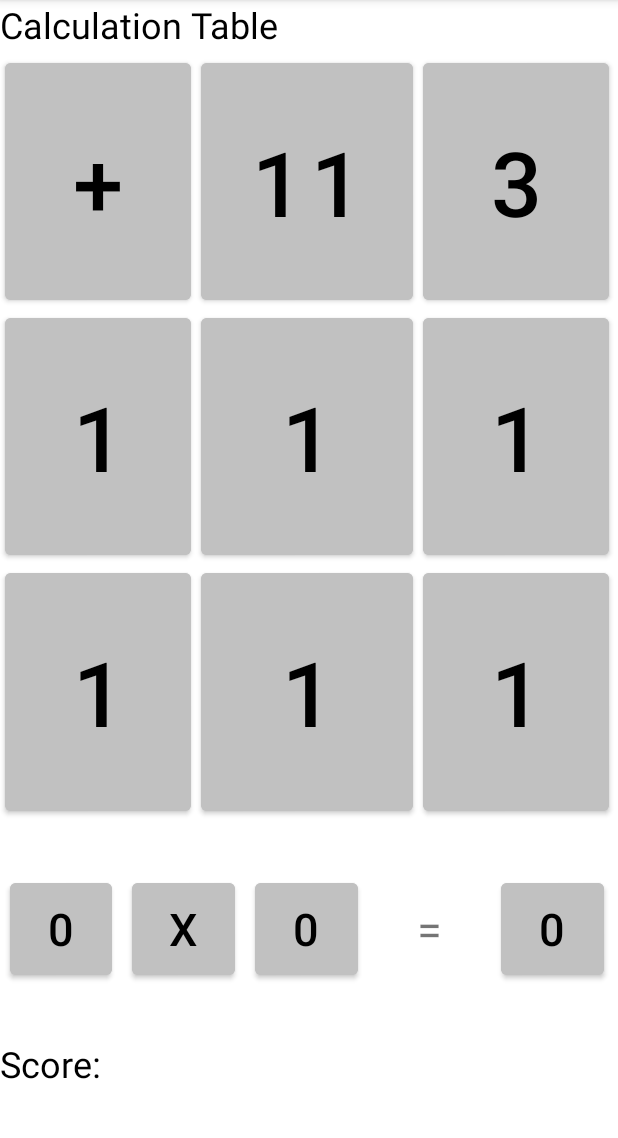
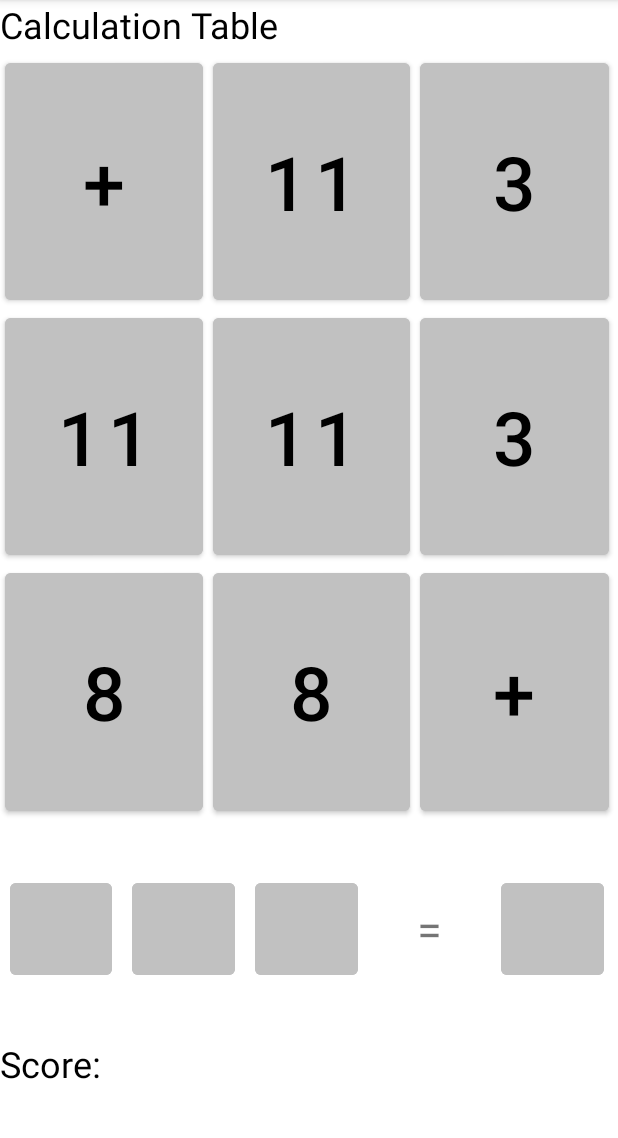
Before and after one commit to Herophillix/calculation-matrix, an Android app: the screen it shows after launch (MainActivity), on a phone screen of 412 x 824 dp, the part 84-1222 px from its top. Run offline under Robolectric (Android 15) with nearby library versions, the phone set to English and light mode, and no system bars.

Commit message:
Integrate Buttons and GameManager

```diff
--- /dev/null
+++ b/app/src/main/java/com/example/calculationmatrix/EquationButton.java
@@ -0,0 +1,43 @@
+package com.example.calculationmatrix;
+
+import android.util.Log;
+import android.view.View;
+import android.widget.Button;
+
+public class EquationButton {
+    private Button button;
+    private GridButton occupyingGridButton;
+
+    public EquationButton(Button button)
+    {
+        this.button = button;
+        button.setText("");
+        button.setOnClickListener(new View.OnClickListener() {
+            @Override
+            public void onClick(View view) {
+                RemoveOccupyingButton();
+            }
+        });
+        button.setEnabled(false);
+        occupyingGridButton = null;
+    }
+
+    public void SetOccupyingButton(GridButton gridButton)
+    {
+        occupyingGridButton = gridButton;
+        this.button.setText(gridButton.GetButton().getText());
+        this.button.setEnabled(true);
+    }
+
+    public void RemoveOccupyingButton()
+    {
+        occupyingGridButton = null;
+        this.button.setText("");
+        this.button.setEnabled(false);
+    }
+
+    public boolean IsOccupied()
+    {
+        return occupyingGridButton != null;
+    }
+}
--- a/app/src/main/java/com/example/calculationmatrix/equation/EquationMaker.java
+++ b/app/src/main/java/com/example/calculationmatrix/EquationManager.java
@@ -1,8 +1,8 @@
-package com.example.calculationmatrix.equation;
+package com.example.calculationmatrix;
 
 import java.util.Random;
 
-public class EquationMaker {
+public class EquationManager {
     public String[] CreateEquation(int lowerBound, int upperBound)
     {
         Random rand = new Random();
--- a/app/src/main/java/com/example/calculationmatrix/GameManager.java
+++ b/app/src/main/java/com/example/calculationmatrix/GameManager.java
@@ -1,29 +1,25 @@
 package com.example.calculationmatrix;
-
-import com.example.calculationmatrix.equation.EquationMaker;
-import com.example.calculationmatrix.grid.Grid;
 
 import java.util.Random;
 
 public class GameManager {
-    private Grid[][] grids;
+    private GridButton[][] gridButtons;
 
     public GameManager(int h, int v, int numOfEquations)
     {
-        grids = new Grid[h][v];
+        gridButtons = new GridButton[h][v];
         for(int i = 0; i < h; ++i)
         {
             for(int j = 0; j < v; ++j)
             {
-                Grid grid = new Grid();
-                grids[i][j] = grid;
+                GridButton gridButton = new GridButton();
+                gridButtons[i][j] = gridButton;
             }
         }
 
-        EquationMaker eq = new EquationMaker();
+        EquationManager eq = new EquationManager();
         Random rand = new Random();
-        int horizontalSize = grids.length;
-        int verticalSize = grids[0].length;
+        int index = 0;
 
         for(int i = 0; i < numOfEquations; ++i)
         {
@@ -34,10 +30,10 @@ public class GameManager {
                 while(!isGridSmallest)
                 {
                     int smallestIndex = GetLowestIndex();
-                    Grid randomGrid = grids[rand.nextInt(h)][rand.nextInt(v)];
-                    if (randomGrid.GetValuesIndex() == smallestIndex)
+                    GridButton randomGridButton = gridButtons[rand.nextInt(h)][rand.nextInt(v)];
+                    if (randomGridButton.GetValuesIndex() == smallestIndex)
                     {
-                        randomGrid.AddValue(value);
+                        randomGridButton.AddValue(value);
                         isGridSmallest = true;
                     }
                 }
@@ -48,11 +44,11 @@ public class GameManager {
     private int GetLowestIndex()
     {
         int smallest = -1;
-        for(int i = 0; i < grids.length; ++i)
+        for(int i = 0; i < gridButtons.length; ++i)
         {
-            for(int j = 0; j < grids[i].length; ++j)
+            for(int j = 0; j < gridButtons[i].length; ++j)
             {
-                int index = grids[i][j].GetValuesIndex();
+                int index = gridButtons[i][j].GetValuesIndex();
                 if(index < smallest || smallest == -1)
                 {
                     smallest = index;
@@ -62,8 +58,8 @@ public class GameManager {
         return smallest;
     }
 
-    public Grid GetGrid(int x, int y)
+    public GridButton GetGrid(int x, int y)
     {
-        return grids[x][y];
+        return gridButtons[x][y];
     }
 }
--- /dev/null
+++ b/app/src/main/java/com/example/calculationmatrix/GridButton.java
@@ -0,0 +1,56 @@
+package com.example.calculationmatrix;
+
+import android.widget.Button;
+
+import java.util.ArrayList;
+
+public class GridButton {
+    private ArrayList<String> values;
+    private int currentIndex;
+    private Button button;
+
+    public GridButton()
+    {
+        values = new ArrayList<String>();
+        currentIndex = -1;
+    }
+
+    public void SetButton(Button button)
+    {
+        this.button = button;
+        button.setText(values.get(values.size() - 1));
+    }
+
+    public Button GetButton()
+    {
+        return button;
+    }
+
+    public void AddValue(String value)
+    {
+        values.add(value);
+        ++currentIndex;
+    }
+
+    public int GetValuesIndex()
+    {
+        return values.size();
+    }
+
+    public String GetTopValue()
+    {
+        return values.get(currentIndex);
+    }
+
+    public void TakeTopValue()
+    {
+        --currentIndex;
+        button.setText(values.get(currentIndex));
+    }
+
+    public void UndoTakeTopValue()
+    {
+        ++currentIndex;
+        button.setText(values.get(currentIndex));
+    }
+}
--- a/app/src/main/java/com/example/calculationmatrix/MainActivity.java
+++ b/app/src/main/java/com/example/calculationmatrix/MainActivity.java
@@ -3,48 +3,111 @@ package com.example.calculationmatrix;
 import androidx.appcompat.app.AppCompatActivity;
 
 import android.os.Bundle;
+import android.util.Log;
+import android.view.View;
 import android.widget.Button;
 
+import java.util.ArrayList;
+
 public class MainActivity extends AppCompatActivity {
-    private final int HORIZONTAL = 3;
-    private final int VERTICAL = 3;
+    private final int HORIZONTAL_SIZE = 3;
+    private final int VERTICAL_SIZE = 3;
 
     private GameManager gameManager;
-
-    private Button[][] gridButtons;
+    private ArrayList<EquationButton> digitButtons;
+    private EquationButton signButton;
 
     @Override
     protected void onCreate(Bundle savedInstanceState) {
         super.onCreate(savedInstanceState);
         setContentView(R.layout.activity_main);
-        InitializeGridButtons();
         InitializeGameManager();
+        InitializeEquationButtons();
     }
 
     private void InitializeGameManager()
     {
-        gameManager = new GameManager(HORIZONTAL, VERTICAL, 12);
+        gameManager = new GameManager(HORIZONTAL_SIZE, VERTICAL_SIZE, 12);
+        Button[][] buttons = new Button[VERTICAL_SIZE][HORIZONTAL_SIZE];
 
-        for(int i = 0; i < HORIZONTAL; ++i)
+        buttons[0][0] = findViewById(R.id.grid_1);
+        buttons[1][0] = findViewById(R.id.grid_2);
+        buttons[2][0] = findViewById(R.id.grid_3);
+        buttons[0][1] = findViewById(R.id.grid_4);
+        buttons[1][1] = findViewById(R.id.grid_5);
+        buttons[2][1] = findViewById(R.id.grid_6);
+        buttons[0][2] = findViewById(R.id.grid_7);
+        buttons[1][2] = findViewById(R.id.grid_8);
+        buttons[2][2] = findViewById(R.id.grid_9);
+
+        for(int i = 0; i < HORIZONTAL_SIZE; ++i)
         {
-            for(int j = 0; j < VERTICAL; ++i)
+            for(int j = 0; j < VERTICAL_SIZE; ++j)
             {
-                gridButtons[i][j].setText(gameManager.GetGrid(i,j).GetValue());
+                Button button = buttons[i][j];
+                GridButton gridButton = gameManager.GetGrid(i, j);
+                gridButton.SetButton(button);
+                button.setOnClickListener(new View.OnClickListener() {
+                    @Override
+                    public void onClick(View view) {
+                        OnGridButtonSelected(gridButton);
+                    }
+                });
             }
         }
     }
 
-    private void InitializeGridButtons()
+    private void InitializeEquationButtons()
     {
-        gridButtons = new Button[HORIZONTAL][VERTICAL];
-        gridButtons[0][0] = findViewById(R.id.grid_1);
-        gridButtons[1][0] = findViewById(R.id.grid_2);
-        gridButtons[2][0] = findViewById(R.id.grid_3);
-        gridButtons[0][1] = findViewById(R.id.grid_4);
-        gridButtons[1][1] = findViewById(R.id.grid_5);
-        gridButtons[2][1] = findViewById(R.id.grid_6);
-        gridButtons[0][2] = findViewById(R.id.grid_7);
-        gridButtons[1][2] = findViewById(R.id.grid_8);
-        gridButtons[2][2] = findViewById(R.id.grid_9);
+        digitButtons = new ArrayList<>();
+        digitButtons.add(new EquationButton(findViewById(R.id.lhs_1)));
+        digitButtons.add(new EquationButton(findViewById(R.id.lhs_2)));
+        digitButtons.add(new EquationButton(findViewById(R.id.ans)));
+
+        signButton = new EquationButton(findViewById(R.id.lhs_sign));
+    }
+
+    private void OnGridButtonSelected(GridButton gridButton)
+    {
+        String value = gridButton.GetTopValue();
+        if(isNumeric(value))
+        {
+            for(EquationButton digits: digitButtons)
+            {
+                if(!digits.IsOccupied())
+                {
+                    digits.SetOccupyingButton(gridButton);
+                    gridButton.TakeTopValue();
+                    break;
+                }
+            }
+        }
+        else
+        {
+            if(!signButton.IsOccupied())
+            {
+                signButton.SetOccupyingButton(gridButton);
+                gridButton.TakeTopValue();
+            }
+        }
+
+        for(EquationButton digits: digitButtons)
+        {
+            if(!digits.IsOccupied())
+            {
+                return;
+            }
+        }
+        if(!signButton.IsOccupied())
+            return;
+    }
+
+    public static boolean isNumeric(String str) {
+        try {
+            Integer.parseInt(str);
+            return true;
+        } catch(NumberFormatException e){
+            return false;
+        }
     }
 }
--- a/app/src/main/java/com/example/calculationmatrix/grid/Grid.java
+++ /dev/null
@@ -1,27 +0,0 @@
-package com.example.calculationmatrix.grid;
-
-import java.util.ArrayList;
-
-public class Grid {
-    private ArrayList<String> values;
-
-    public Grid()
-    {
-        values = new ArrayList<String>();
-    }
-
-    public void AddValue(String value)
-    {
-        values.add(value);
-    }
-
-    public int GetValuesIndex()
-    {
-        return values.size();
-    }
-
-    public String GetValue()
-    {
-        return values.get(values.size() - 1);
-    }
-}
--- a/app/src/main/res/layout/activity_main.xml
+++ b/app/src/main/res/layout/activity_main.xml
@@ -39,7 +39,7 @@
                 android:backgroundTint="@color/grid_background"
                 android:text="1"
                 android:textColor="@color/text_color"
-                android:textSize="60sp"
+                android:textSize="50sp"
                 app:layout_columnWeight="1"
                 app:layout_rowWeight="1" />
 
@@ -52,7 +52,7 @@
                 android:backgroundTint="@color/grid_background"
                 android:text="1"
                 android:textColor="@color/text_color"
-                android:textSize="60sp"
+                android:textSize="50sp"
                 app:layout_columnWeight="1"
                 app:layout_rowWeight="1" />
 
@@ -65,7 +65,7 @@
                 android:backgroundTint="@color/grid_background"
                 android:text="1"
                 android:textColor="@color/text_color"
-                android:textSize="60sp"
+                android:textSize="50sp"
                 app:layout_columnWeight="1"
                 app:layout_rowWeight="1" />
 
@@ -78,7 +78,7 @@
                 android:backgroundTint="@color/grid_background"
                 android:text="1"
                 android:textColor="@color/text_color"
-                android:textSize="60sp"
+                android:textSize="50sp"
                 app:layout_columnWeight="1"
                 app:layout_rowWeight="1" />
 
@@ -91,7 +91,7 @@
                 android:backgroundTint="@color/grid_background"
                 android:text="1"
                 android:textColor="@color/text_color"
-                android:textSize="60sp"
+                android:textSize="50sp"
                 app:layout_columnWeight="1"
                 app:layout_rowWeight="1" />
 
@@ -104,7 +104,7 @@
                 android:backgroundTint="@color/grid_background"
                 android:text="1"
                 android:textColor="@color/text_color"
-                android:textSize="60sp"
+                android:textSize="50sp"
                 app:layout_columnWeight="1"
                 app:layout_rowWeight="1" />
 
@@ -117,7 +117,7 @@
                 android:backgroundTint="@color/grid_background"
                 android:text="1"
                 android:textColor="@color/text_color"
-                android:textSize="60sp"
+                android:textSize="50sp"
                 app:layout_columnWeight="1"
                 app:layout_rowWeight="1" />
 
@@ -130,7 +130,7 @@
                 android:backgroundTint="@color/grid_background"
                 android:text="1"
                 android:textColor="@color/text_color"
-                android:textSize="60sp"
+                android:textSize="50sp"
                 app:layout_columnWeight="1"
                 app:layout_rowWeight="1" />
 
@@ -143,7 +143,7 @@
                 android:backgroundTint="@color/grid_background"
                 android:text="1"
                 android:textColor="@color/text_color"
-                android:textSize="60sp"
+                android:textSize="50sp"
                 app:layout_columnWeight="1"
                 app:layout_rowWeight="1" />
 
```
